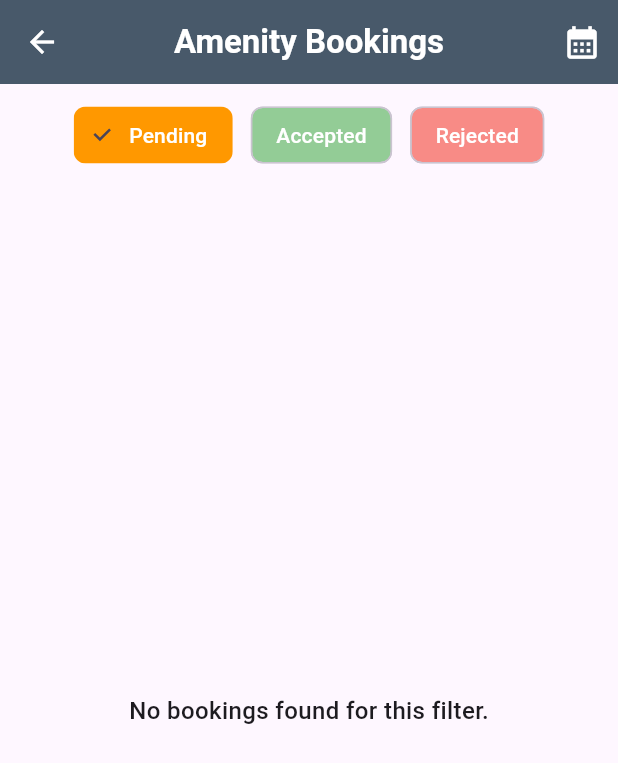
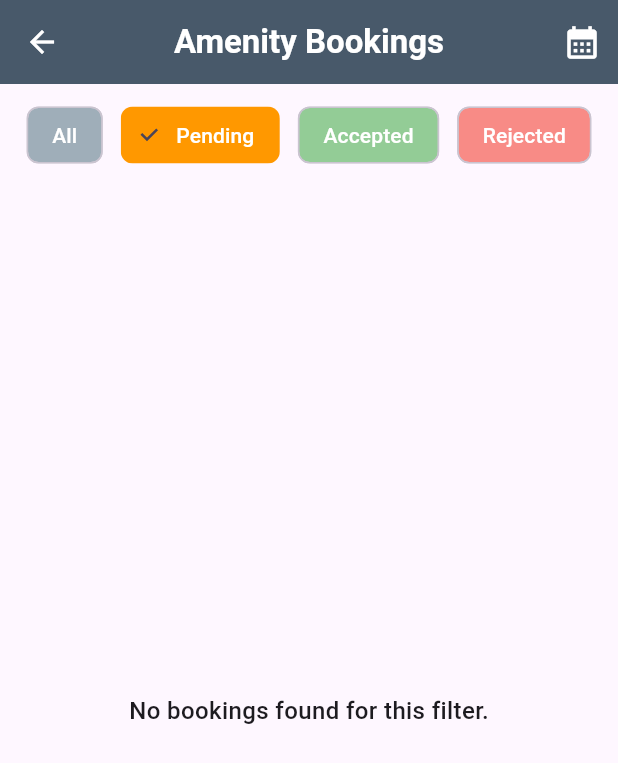
Before and after one commit to santoshhq/omm_admin, a Flutter app: the BookingAmenitiesPage screen opened directly, on a phone screen of 412 x 824 dp. Shown: the top 763 px of the screen. Run offline on Flutter 3.47's test engine with Material 3 defaults, Android fonts, the light colour scheme and no system bars; our stand-ins replace carousel_slider, csv, curved_navigation_bar, file_picker, flutter_slidable, flutter_speed_dial and 4 more; accounts and stored records are empty; network calls fail.

Commit message:
Amenity Booking Modified

```diff
--- a/lib/Amenities_booking/booking_amenitis.dart
+++ b/lib/Amenities_booking/booking_amenitis.dart
@@ -2,20 +2,14 @@ import 'dart:io';
 import 'package:flutter/material.dart';
 import 'package:http/http.dart' as http;
 import 'dart:convert';
-
 import 'package:omm_admin/config/api_config.dart';
 
 // ------------------- BOOKING SERVICE -------------------
 
 class BookingService {
-  // 📦 Fetch all bookings (Admin)
   static Future<List<Map<String, dynamic>>> fetchBookings() async {
     try {
-      print("🌐 Fetching from: ${ApiService.fetchBookings}");
       final response = await http.get(Uri.parse(ApiService.fetchBookings));
-      print("📦 Status: ${response.statusCode}");
-      print("📦 Body: ${response.body}");
-
       if (response.statusCode == 200) {
         final decoded = jsonDecode(response.body);
         if (decoded is Map && decoded.containsKey('data')) {
@@ -23,11 +17,9 @@ class BookingService {
         } else if (decoded is List) {
           return List<Map<String, dynamic>>.from(decoded);
         } else {
-          print("⚠️ Unexpected response format");
           return [];
         }
       } else {
-        print("❌ Failed to fetch bookings: ${response.statusCode}");
         return [];
       }
     } catch (e) {
@@ -36,44 +28,37 @@ class BookingService {
     }
   }
 
-  // ✅ Approve a booking
   static Future<bool> approveBooking(String bookingId) async {
     try {
       final url = ApiService.updateBookingStatus(bookingId);
-      print("🟢 Approving booking at: $url");
       final response = await http.put(
         Uri.parse(url),
         headers: {"Content-Type": "application/json"},
         body: jsonEncode({"status": "accepted"}),
       );
-      print("📦 Approve response: ${response.statusCode}, ${response.body}");
       return response.statusCode == 200;
     } catch (e) {
-      print("BookingService.approveBooking error: $e");
       return false;
     }
   }
 
-  // ❌ Reject a booking
   static Future<bool> rejectBooking(String bookingId) async {
     try {
       final url = ApiService.updateBookingStatus(bookingId);
-      print("🔴 Rejecting booking at: $url");
       final response = await http.put(
         Uri.parse(url),
         headers: {"Content-Type": "application/json"},
         body: jsonEncode({"status": "rejected"}),
       );
-      print("📦 Reject response: ${response.statusCode}, ${response.body}");
       return response.statusCode == 200;
     } catch (e) {
-      print("BookingService.rejectBooking error: $e");
       return false;
     }
   }
 }
 
 // ------------------- BOOKING AMENITIES PAGE -------------------
+
 class BookingAmenitiesPage extends StatefulWidget {
   const BookingAmenitiesPage({super.key});
 
@@ -109,8 +94,9 @@ class _BookingAmenitiesPageState extends State<BookingAmenitiesPage> {
               DateTime.parse(booking['date']).day == _selectedDate!.day);
 
       final matchesStatus =
+          _filterStatus == 'all' ||
           (booking['status']?.toString().toLowerCase() ?? '') ==
-          _filterStatus.toLowerCase();
+              _filterStatus.toLowerCase();
 
       return matchesDate && matchesStatus;
     }).toList();
@@ -232,7 +218,7 @@ class _BookingAmenitiesPageState extends State<BookingAmenitiesPage> {
             Padding(
               padding: const EdgeInsets.all(6),
               child: Text(
-                "📅 Showing bookings for: ${_selectedDate!.day}-${_selectedDate!.month}-${_selectedDate!.year}",
+                "📅 Showing bookings for: ${_selectedDate!.day.toString().padLeft(2, '0')}/${_selectedDate!.month.toString().padLeft(2, '0')}/${_selectedDate!.year}",
                 style: const TextStyle(fontWeight: FontWeight.w500),
               ),
             ),
@@ -275,7 +261,7 @@ class _BookingAmenitiesPageState extends State<BookingAmenitiesPage> {
                                       radius: 26,
                                       backgroundColor: Color(0xFF455A64),
                                       child: Icon(
-                                        Icons.event,
+                                        Icons.villa,
                                         color: Colors.white,
                                         size: 26,
                                       ),
@@ -407,6 +393,7 @@ class _BookingAmenitiesPageState extends State<BookingAmenitiesPage> {
         spacing: 12,
         alignment: WrapAlignment.center,
         children: [
+          _statusChip("all", Colors.blueGrey),
           _statusChip("pending", Colors.orange),
           _statusChip("accepted", Colors.green),
           _statusChip("rejected", Colors.red),
```
